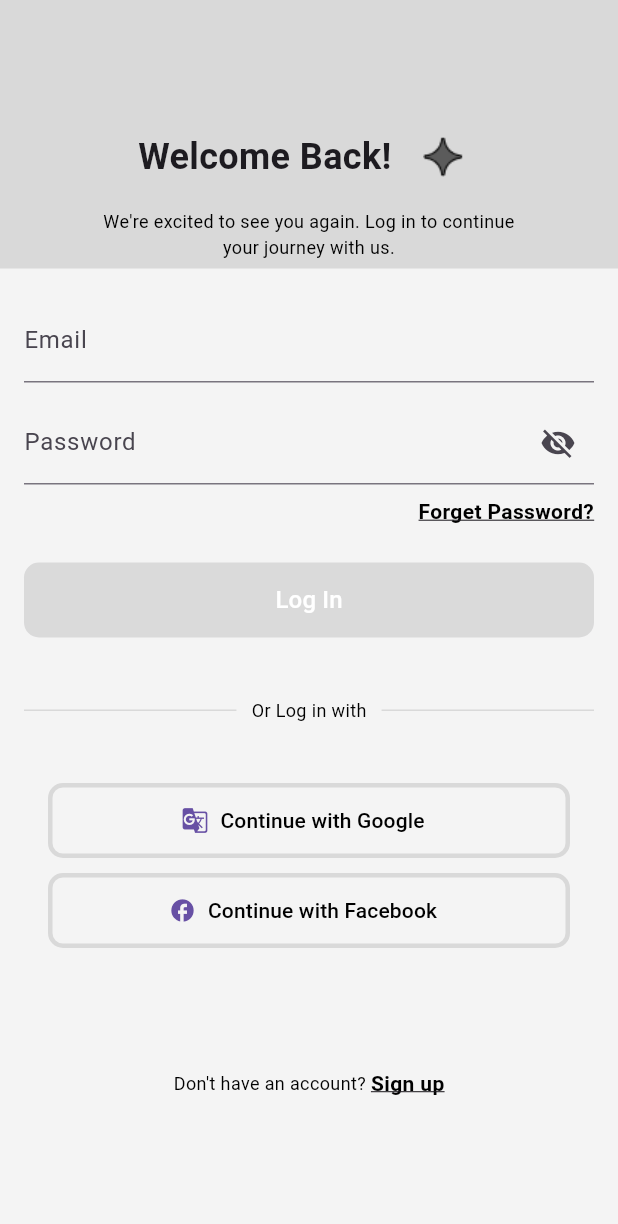
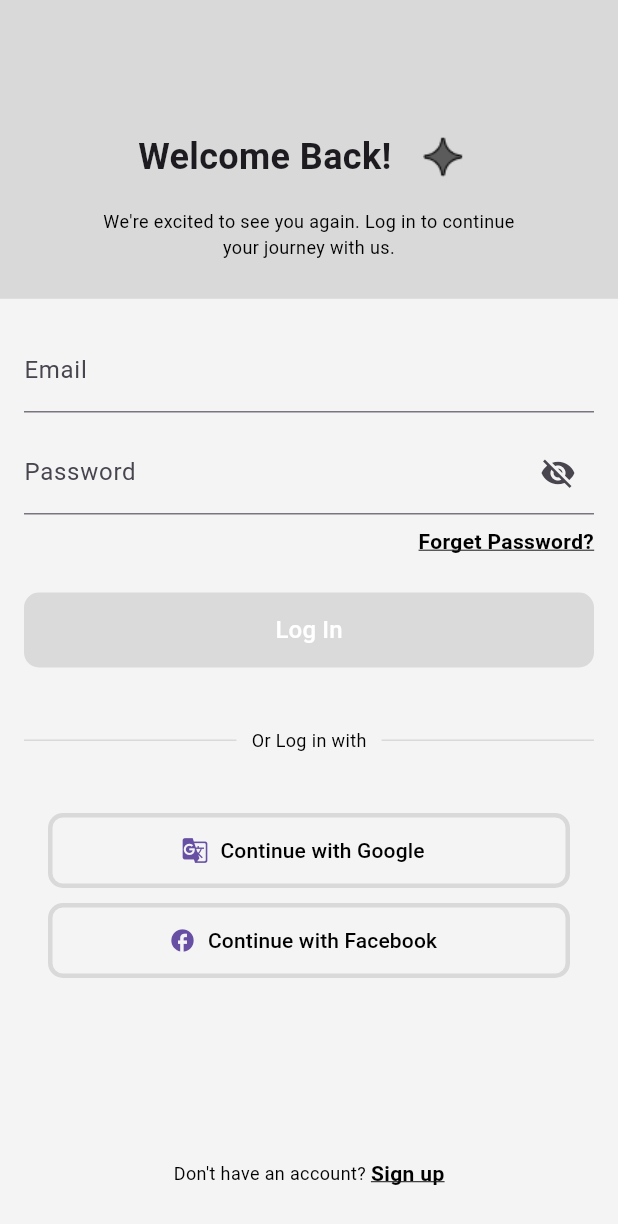
Before and after one commit to hasn-t8/ThriveHub_-MobileApp-, a Flutter app: the BusinessSignInScreen screen opened directly, on a phone screen of 412 x 824 dp. Shown: the top 1224 px of the screen. Run offline on Flutter 3.47's test engine with Material 3 defaults, Android fonts, the phone set to English and light mode, and no system bars; our stand-ins replace flutter_dotenv, image_picker, shared_preferences, smooth_page_indicator; accounts and stored records are empty.

Commit message:
create widget and use in sign_in for business

```diff
--- a/lib/screens/business/auth/sign_in.dart
+++ b/lib/screens/business/auth/sign_in.dart
@@ -1,10 +1,10 @@
 import 'package:flutter/material.dart';
 import '../../../core/constants/text_styles.dart';
 import 'sign_up.dart';
-import '../../../widgets/input_fields.dart';
 import '../slider_screens/business_slider_screen.dart';
 import '../../../widgets/forms/login_form.dart';
 import '../../../widgets/forms/social_login.dart';
+import '../../../widgets/headers/custom_header_1.dart';
 
 class BusinessSignInScreen extends StatefulWidget {
   const BusinessSignInScreen({super.key});
@@ -63,24 +63,14 @@ class _BusinessSignInScreenState extends State<BusinessSignInScreen> {
             Container(
               color: kDividerColor, // Use constant for divider color
               width: double.infinity,
-              padding: const EdgeInsets.only(top: 80.0, bottom: 6.0),
-              child: Center(
+              child: const Center(
                 child: Column(
                   children: [
-                    Row(
-                      mainAxisAlignment: MainAxisAlignment.center,
-                      children: [
-                        Text('Welcome Back!',
-                            style: kHeadingTextStyle), // Constant text style
-                        const SizedBox(width: 10),
-                        Image.asset('assets/star.png', width: 49, height: 49),
-                      ],
-                    ),
-                    const SizedBox(height: 10),
-                    const Text(
-                      'We\'re excited to see you again. Log in to continue \nyour journey with us.',
-                      style: kSubheadingTextStyle, // Constant text style
-                      textAlign: TextAlign.center,
+                    CustomHeaderTh(
+                      headingText: 'Welcome Back!',
+                      headingImagePath: 'assets/star.png',
+                      subheadingText:
+                          'We\'re excited to see you again. Log in to continue \nyour journey with us.',
                     ),
                   ],
                 ),
@@ -148,6 +138,7 @@ class _BusinessSignInScreenState extends State<BusinessSignInScreen> {
                           },
                           child: Text('Sign up', style: kUnderlineTextStyle),
                         ),
+                        const SizedBox(height: 100),
                       ],
                     ),
                   ),
--- a/lib/screens/business/auth/sign_up.dart
+++ b/lib/screens/business/auth/sign_up.dart
@@ -3,7 +3,6 @@ import 'package:flutter/material.dart';
 import 'sign_in.dart';
 import '../../../widgets/input_fields.dart';
 import '../../../widgets/google_facbook_button.dart';
-import 'package:thrive_hub/widgets/bottom_navigation_bar.dart';
 
 class BusinessSignUpScreen extends StatefulWidget {
   @override
@@ -28,7 +27,6 @@ class _BusinessSignUpScreenState extends State<BusinessSignUpScreen> {
           _confirmPasswordController.text.isNotEmpty;
     });
   }
-
 
   @override
   void initState() {
--- /dev/null
+++ b/lib/widgets/headers/custom_header_1.dart
@@ -0,0 +1,53 @@
+import 'package:flutter/material.dart';
+import '../../core/constants/text_styles.dart';
+
+class CustomHeaderTh extends StatelessWidget {
+  final String headingText;
+  final String headingImagePath;
+  final String subheadingText;
+  final Color backgroundColor;
+  final double topPadding;
+  final double bottomPadding;
+
+  const CustomHeaderTh({
+    Key? key,
+    required this.headingText,
+    this.headingImagePath = '',
+    this.subheadingText = '',
+    this.backgroundColor = kDividerColor, // Default value
+    this.topPadding = 80.0,
+    this.bottomPadding = 6.0,
+  }) : super(key: key);
+
+  @override
+  Widget build(BuildContext context) {
+    return Container(
+      color: backgroundColor,
+      width: double.infinity,
+      padding: EdgeInsets.only(top: topPadding, bottom: bottomPadding),
+      child: Center(
+        child: Column(
+          children: [
+            Row(
+              mainAxisAlignment: MainAxisAlignment.center,
+              children: [
+                Text(headingText, style: kHeadingTextStyle),
+                const SizedBox(width: 10),
+                headingImagePath.isNotEmpty ? Image.asset(headingImagePath, width: 49, height: 49) : const SizedBox(),
+              ],
+            ),
+            if (subheadingText.isNotEmpty) ...[
+              const SizedBox(height: 10),
+              Text(
+                subheadingText,
+                style: kSubheadingTextStyle,
+                textAlign: TextAlign.center,
+              ),
+            ],
+            const SizedBox(height: 20),
+          ],
+        ),
+      ),
+    );
+  }
+}
```
Also changed, not shown: 1 other file.
